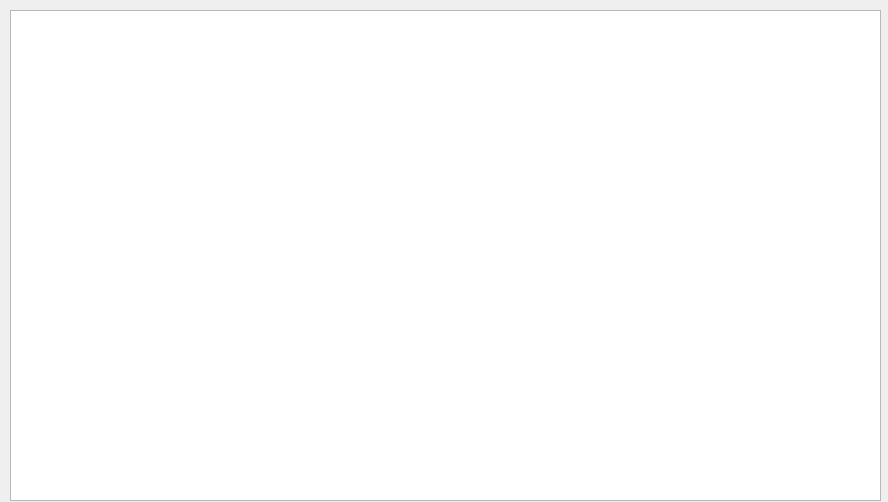
The window that ui/guiTransList.ui (Roenski/StockTracker) describes before a commit, drawn with Qt 5.
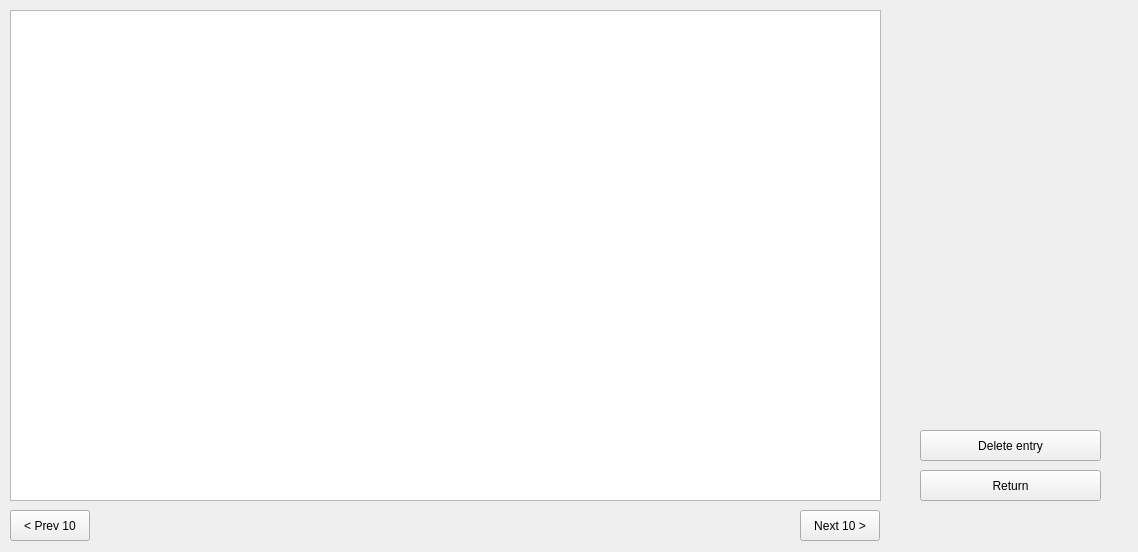
The same window after the commit.

```diff
--- a/ui/guiTransList.ui
+++ b/ui/guiTransList.ui
@@ -6,14 +6,17 @@
    <rect>
     <x>0</x>
     <y>0</y>
-    <width>888</width>
-    <height>502</height>
+    <width>1138</width>
+    <height>552</height>
    </rect>
   </property>
   <property name="windowTitle">
    <string>Form</string>
   </property>
-  <widget class="QTableWidget" name="transList">
+  <property name="layoutDirection">
+   <enum>Qt::LeftToRight</enum>
+  </property>
+  <widget class="QTableView" name="list_tbl">
    <property name="geometry">
     <rect>
      <x>10</x>
@@ -23,6 +26,58 @@
     </rect>
    </property>
   </widget>
+  <widget class="QPushButton" name="delete_btn">
+   <property name="geometry">
+    <rect>
+     <x>920</x>
+     <y>430</y>
+     <width>181</width>
+     <height>31</height>
+    </rect>
+   </property>
+   <property name="text">
+    <string>Delete entry</string>
+   </property>
+  </widget>
+  <widget class="QPushButton" name="next_btn">
+   <property name="geometry">
+    <rect>
+     <x>800</x>
+     <y>510</y>
+     <width>80</width>
+     <height>31</height>
+    </rect>
+   </property>
+   <property name="text">
+    <string>Next 10 &gt;</string>
+   </property>
+  </widget>
+  <widget class="QPushButton" name="prev_btn">
+   <property name="geometry">
+    <rect>
+     <x>10</x>
+     <y>510</y>
+     <width>80</width>
+     <height>31</height>
+    </rect>
+   </property>
+   <property name="text">
+    <string>&lt; Prev 10</string>
+   </property>
+  </widget>
+  <widget class="QPushButton" name="return_btn">
+   <property name="geometry">
+    <rect>
+     <x>920</x>
+     <y>470</y>
+     <width>181</width>
+     <height>31</height>
+    </rect>
+   </property>
+   <property name="text">
+    <string>Return</string>
+   </property>
+  </widget>
  </widget>
  <resources/>
  <connections/>
```
